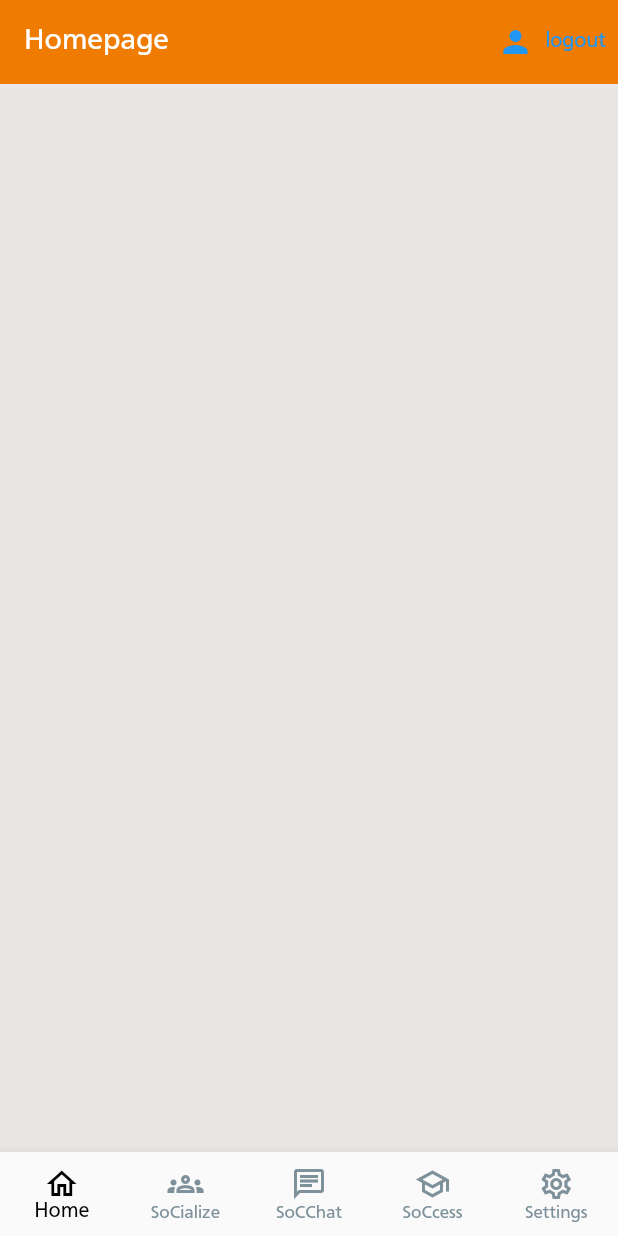
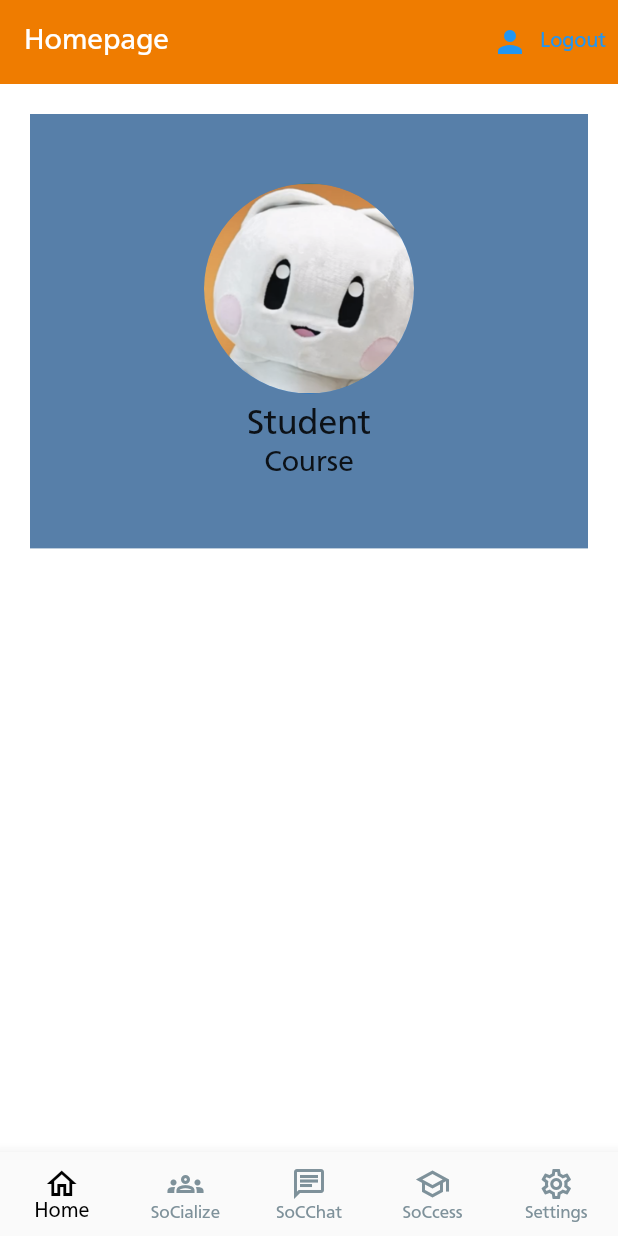
Before and after one commit to dylkaw/freshsoc, a Flutter app: the screen it shows once a user with an empty profile is signed in, on a phone screen of 412 x 824 dp. Run offline on Flutter 3.47's test engine with Material 2 defaults, Android fonts, the phone set to English and light mode, and no system bars; our stand-ins replace cloud_firestore, firebase_auth, firebase_core, flutter_spinkit; accounts and stored records are empty.

Commit message:
Updating Profile Card
- Adding backbone of profile card
- Adding soccat.png
- Change background to white for standardisation

```diff
--- a/lib/screens/home/home.dart
+++ b/lib/screens/home/home.dart
@@ -1,20 +1,19 @@
-import "package:firebase_auth/firebase_auth.dart";
-import "package:flutter/material.dart";
-import "package:freshsoc/screens/home/components/profile_card.dart";
-import "package:freshsoc/services/auth.dart";
-import "package:freshsoc/services/database.dart";
-import "package:freshsoc/shared/constants.dart";
+import 'package:flutter/material.dart';
+import 'package:freshsoc/models/user_model.dart';
+import 'package:freshsoc/services/auth.dart';
+import 'package:freshsoc/services/database.dart';
+import 'package:freshsoc/shared/constants.dart';
 import 'package:provider/provider.dart';
 
 class Home extends StatelessWidget {
-  Home({super.key});
-
-  final FirebaseAuth _auth = FirebaseAuth.instance;
+  final AuthService _auth = AuthService();
 
   @override
   Widget build(BuildContext context) {
+    final UserModel? user = Provider.of<UserModel?>(context);
+
     return Scaffold(
-      backgroundColor: const Color.fromARGB(255, 234, 230, 229),
+      backgroundColor: Colors.white,
       appBar: AppBar(
         title: const Text('Homepage'),
         backgroundColor: nusOrange,
@@ -22,14 +21,52 @@ class Home extends StatelessWidget {
         actions: <Widget>[
           TextButton.icon(
             icon: const Icon(Icons.person),
-            label: const Text('logout'),
+            label: const Text('Logout'),
             onPressed: () async {
               await _auth.signOut();
             },
-          )
+          ),
         ],
       ),
-      body: ProfileCard(user: _auth.currentUser),
+      body: Column(
+        children: [
+          SizedBox(
+            height: MediaQuery.of(context).size.height * 0.4,
+            child: Padding(
+              padding: EdgeInsets.all(20),
+              child: Container(
+                color: Color.fromRGBO(0, 61, 124, 0.66),
+                child: Center(
+                  child: Column(
+                    mainAxisAlignment: MainAxisAlignment.center,
+                    children: [
+                      // Profile picture
+                      CircleAvatar(
+                          radius: 70.0,
+                          // To implement using user's profile picture in database
+                          backgroundImage:
+                              AssetImage('assets/images/soccat.png')),
+                      const SizedBox(height: 10.0),
+                      // User's name
+                      Text(
+                        user?.name ?? 'Student',
+                        style: const TextStyle(fontSize: 24.0),
+                      ),
+                      const SizedBox(height: 5.0),
+                      // User's course
+                      Text(
+                        user?.course ?? 'Course',
+                        style: const TextStyle(fontSize: 20.0),
+                      ),
+                    ],
+                  ),
+                ),
+              ),
+            ),
+          ),
+          const SizedBox(height: 20.0),
+        ],
+      ),
     );
   }
 }
```
Also changed, not shown: assets/images/soccat.png (added).
